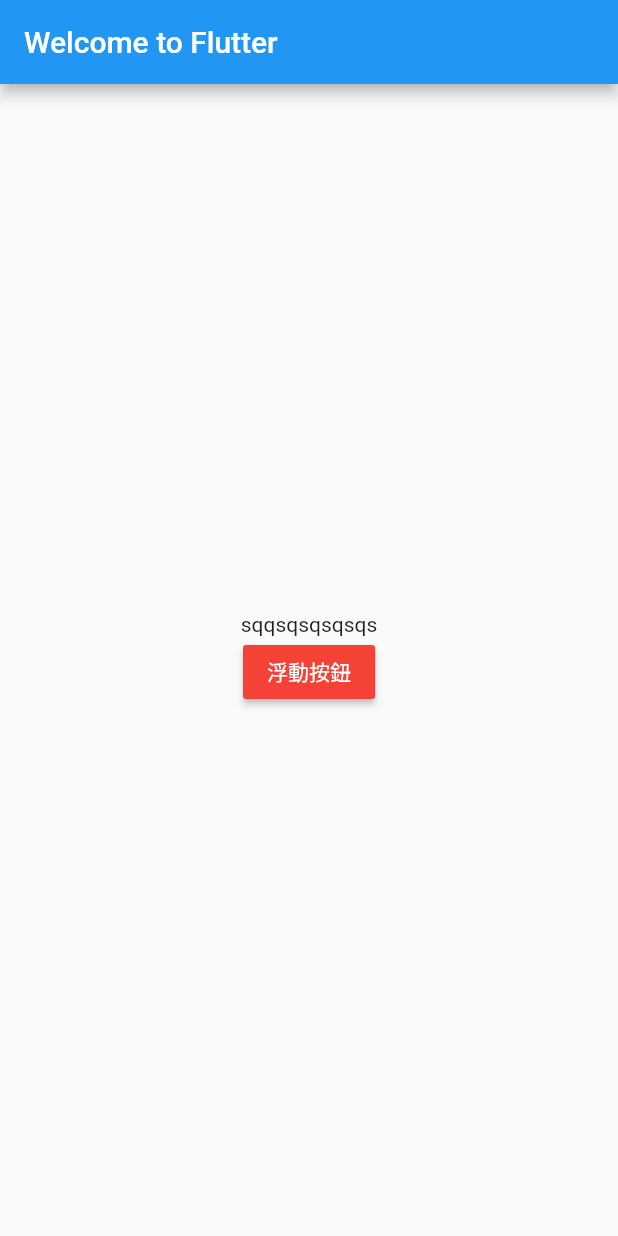
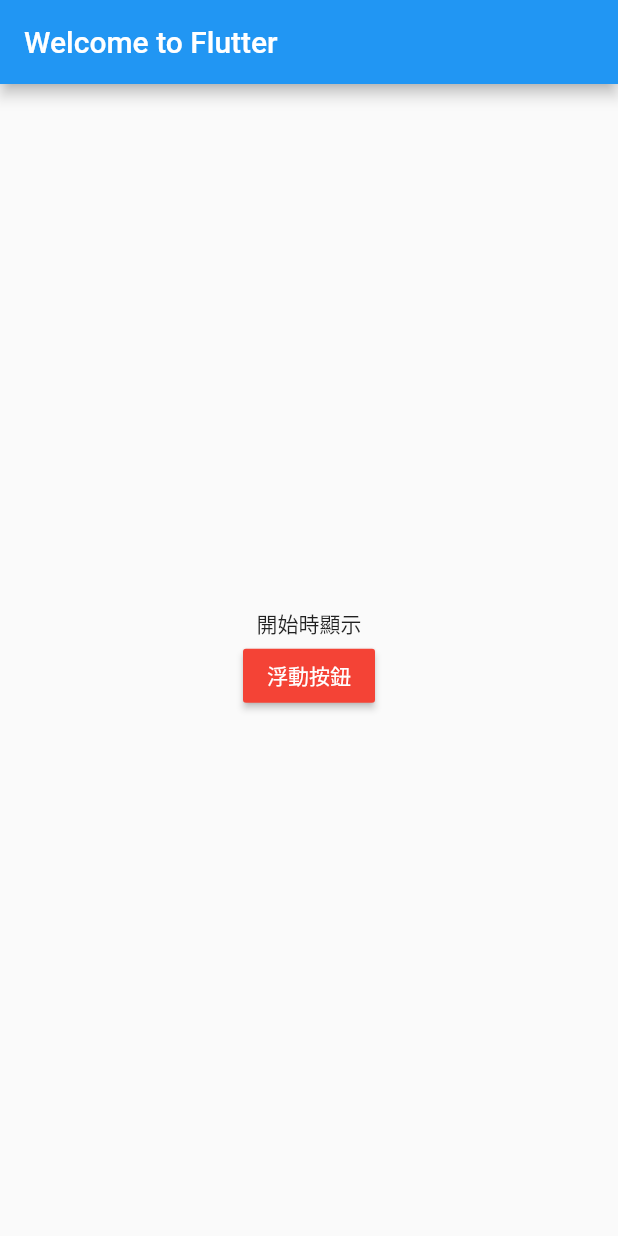
Before and after one commit to a1256438/rextestflutter, a Flutter app: the screen it shows after launch, on a phone screen of 412 x 824 dp. Run offline on Flutter 3.47's test engine with Material 2 defaults, Android fonts, the phone set to English and light mode, and no system bars.

Commit message:
加入開始時顯示訊息

```diff
--- a/lib/main.dart
+++ b/lib/main.dart
@@ -45,7 +45,7 @@ class MyHomePage extends StatefulWidget {
 
 class _MyHomePageState extends State<MyHomePage> {
   int _counter = 0;
-  String _test="sqqsqsqsqsqs";
+  String _test="開始時顯示";
   final TextEditingController _controller = TextEditingController();
    void _showDialog() {
     // flutter defined function
```
